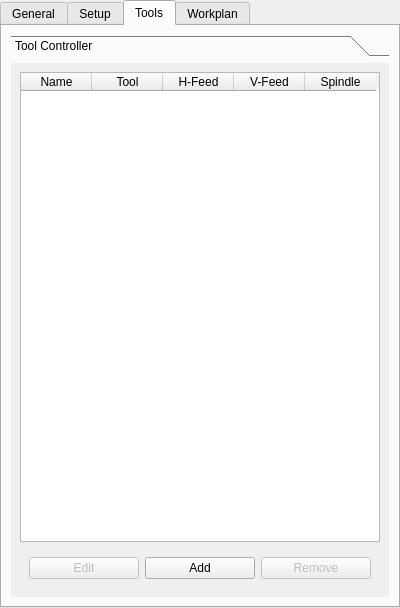
Before: the Qt Designer form src/Mod/Path/Gui/Resources/panels/PathEdit.ui in berndhahnebach/All_FreeCAD, drawn with Qt 5.
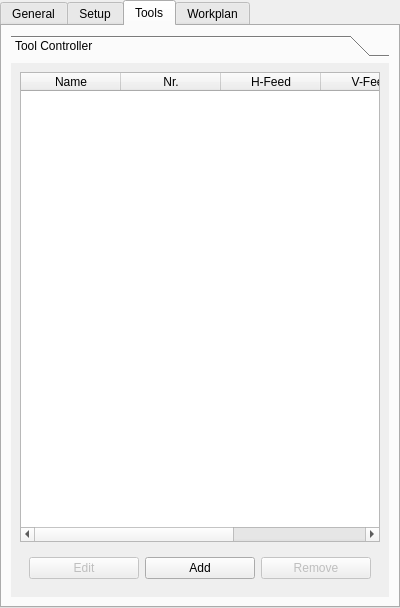
After: the same form once the commit is applied. The open tabs and pages were chosen to show the change. Custom widgets are drawn as their Qt base class.

Commit message: Add tool controller support with inplace editing.

What changed in the file:
```diff
--- a/src/Mod/Path/Gui/Resources/panels/PathEdit.ui
+++ b/src/Mod/Path/Gui/Resources/panels/PathEdit.ui
@@ -516,9 +516,9 @@
        </attribute>
        <layout class="QVBoxLayout" name="verticalLayout_9">
         <item>
-         <widget class="QTableWidget" name="toolControllerTable">
-          <attribute name="horizontalHeaderDefaultSectionSize">
-           <number>71</number>
+         <widget class="QTableWidget" name="toolControllerList">
+          <attribute name="verticalHeaderVisible">
+           <bool>false</bool>
           </attribute>
           <column>
            <property name="text">
@@ -527,7 +527,7 @@
           </column>
           <column>
            <property name="text">
-            <string>Tool</string>
+            <string>Nr.</string>
            </property>
           </column>
           <column>
```
Left out of the diff: 8 changed lines with no effect on the pictures. The commit also changes 4 other files.
